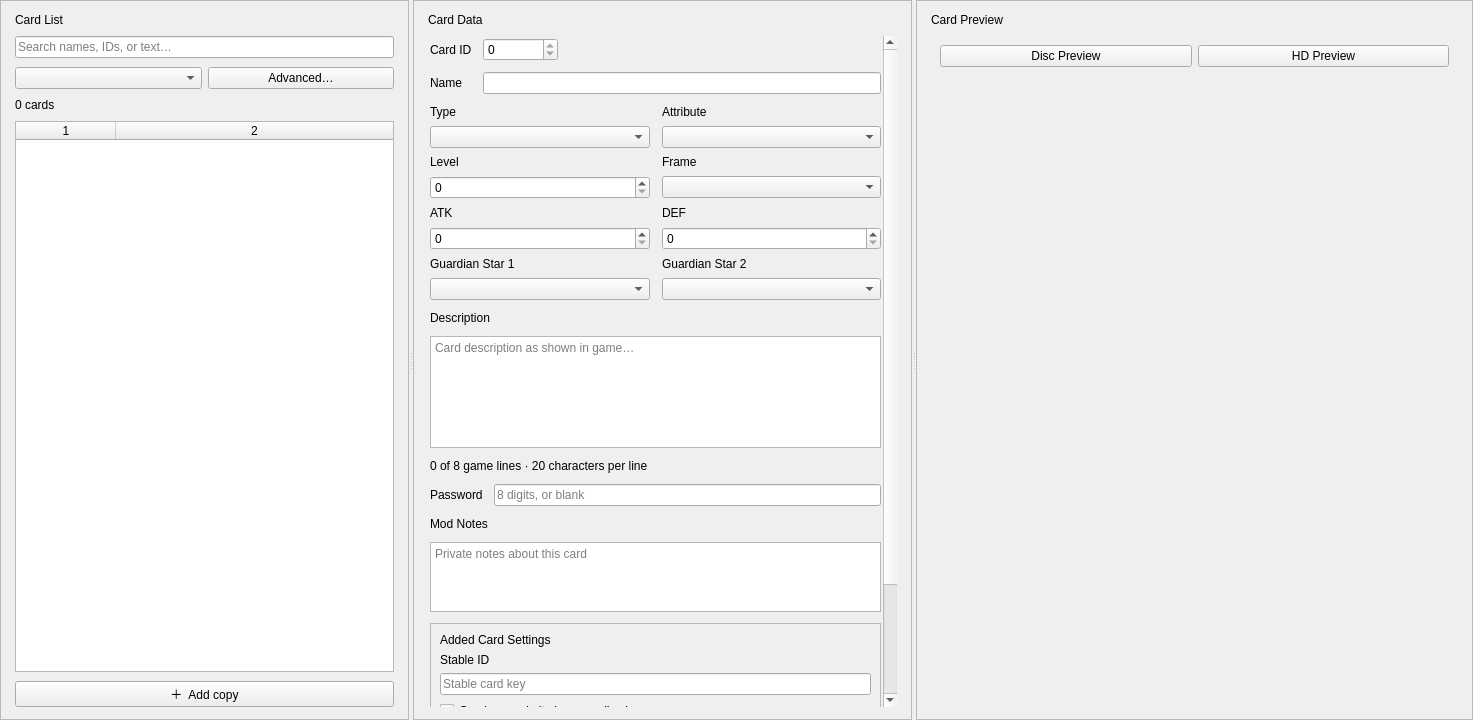
Before: the Qt Designer form tools/pc/fm_editor/ui/cards_page.ui in yamyi/YGOFM-DecompRecomp, drawn with Qt 5.
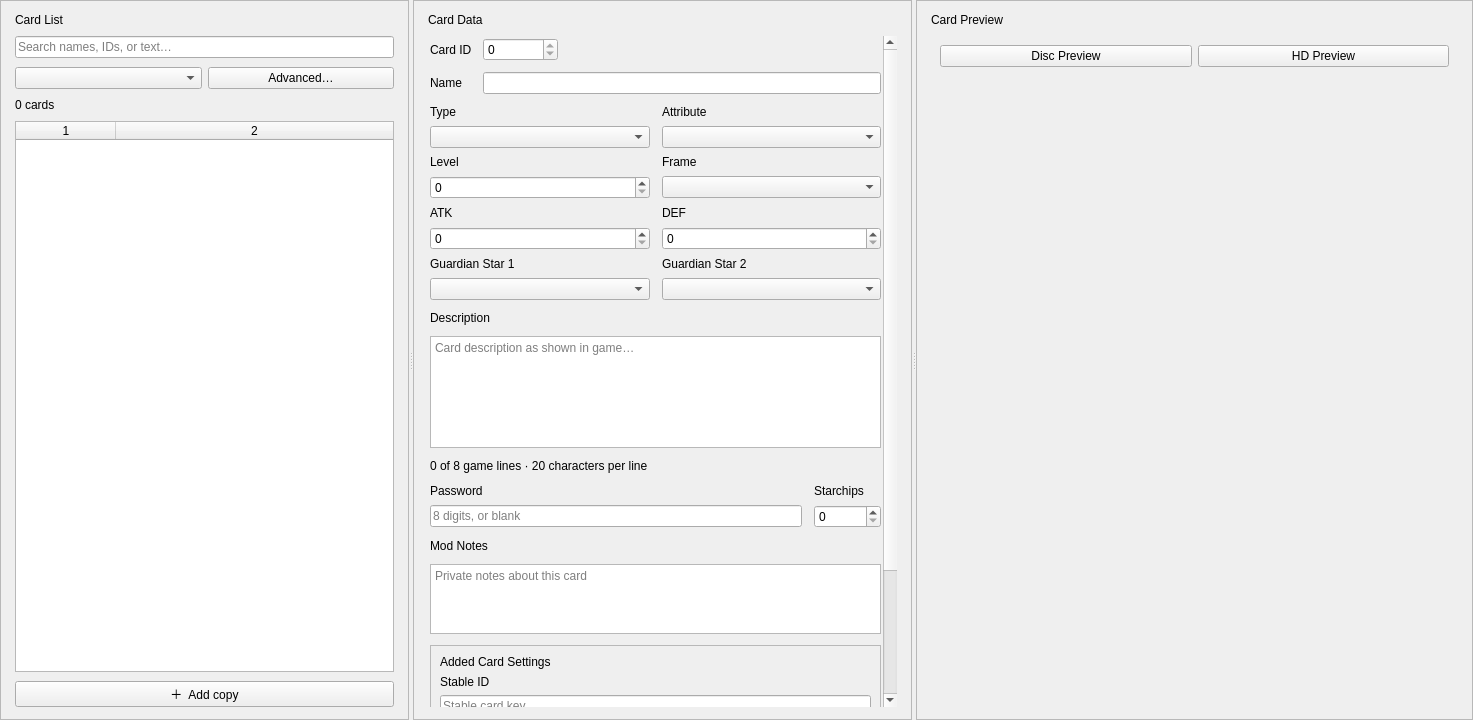
After: the same form once the commit is applied.

Commit message: FM Editor: what the Password screen charges, in the card's own form

Diff of the .ui file:
```diff
--- a/tools/pc/fm_editor/ui/cards_page.ui
+++ b/tools/pc/fm_editor/ui/cards_page.ui
@@ -429,9 +429,12 @@
             </widget>
            </item>
            <item>
-            <layout class="QFormLayout" name="passwordForm">
-             <property name="fieldGrowthPolicy">
-              <enum>QFormLayout::FieldGrowthPolicy::AllNonFixedFieldsGrow</enum>
+            <layout class="QGridLayout" name="passwordGrid">
+             <property name="horizontalSpacing">
+              <number>12</number>
+             </property>
+             <property name="verticalSpacing">
+              <number>7</number>
              </property>
              <item row="0" column="0">
               <widget class="QLabel" name="passwordLabel">
@@ -441,12 +444,29 @@
               </widget>
              </item>
              <item row="0" column="1">
+              <widget class="QLabel" name="starchipsLabel">
+               <property name="text">
+                <string>Starchips</string>
+               </property>
+              </widget>
+             </item>
+             <item row="1" column="0">
               <widget class="QLineEdit" name="passwordEdit">
                <property name="placeholderText">
                 <string>8 digits, or blank</string>
                </property>
               </widget>
              </item>
+             <item row="1" column="1">
+              <widget class="QSpinBox" name="starchipsSpin">
+               <property name="maximum">
+                <number>999999</number>
+               </property>
+               <property name="toolTip">
+                <string>What the Password screen charges for this card.</string>
+               </property>
+              </widget>
+             </item>
             </layout>
            </item>
            <item>
```
Left out of the diff: 2 changed lines with no effect on the pictures. The commit also changes 2 other files.
